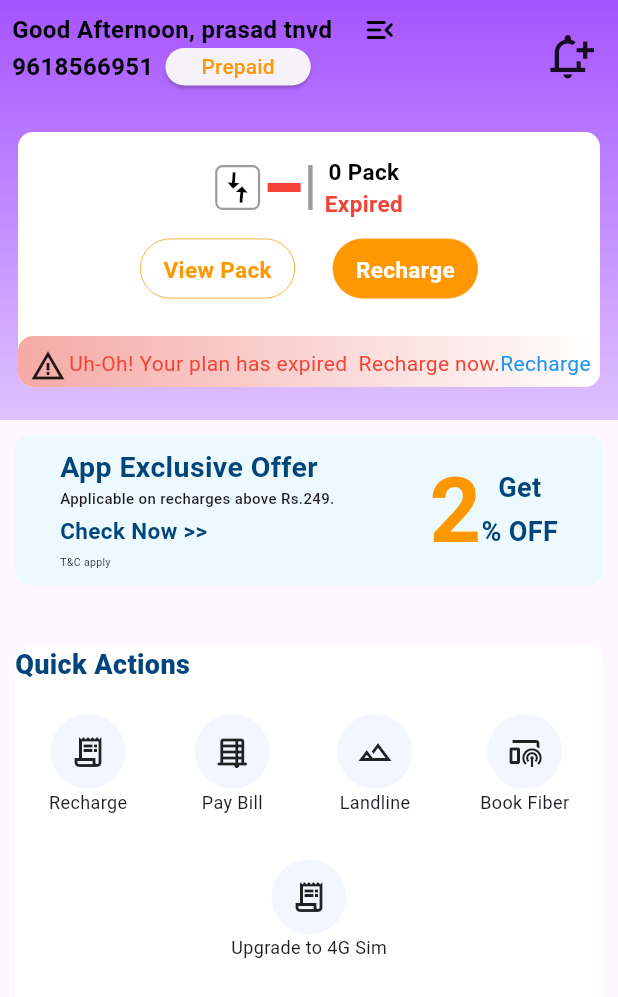
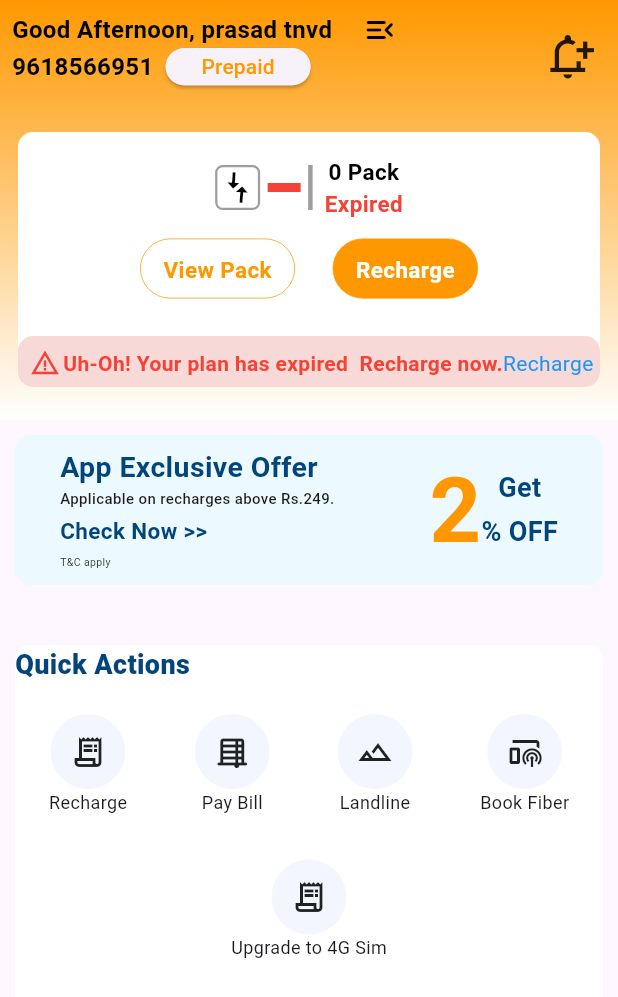
Before and after one commit to ShivaReddy54/BSNL-Screen, a Flutter app: the screen it shows after launch, on a phone screen of 412 x 824 dp. Shown: the top 997 px of the screen. Run offline on Flutter 3.47's test engine with Material 3 defaults, Android fonts, the phone set to English and light mode, and no system bars.

Commit message:
Added icons

```diff
--- a/lib/Screens/BSNL.dart
+++ b/lib/Screens/BSNL.dart
@@ -153,8 +153,8 @@ class BSNL extends StatelessWidget {
           begin: Alignment.topCenter,
           end: Alignment.bottomCenter,
           colors: [
-          Color.fromARGB(249,163,80,255),
-          Color.fromARGB(252,223,193,255)
+          Colors.orange,
+          Colors.white
         ])  ,
 
       ),
@@ -195,23 +195,25 @@ class BSNL extends StatelessWidget {
             width: double.infinity,
             height: 34,
             decoration: BoxDecoration(
-              gradient: LinearGradient(
-                begin: Alignment.centerLeft,
-                end: Alignment.centerRight,
-                colors: [
-                const Color.fromARGB(255, 245, 170, 165),
-                Colors.white
-              ]),
-              color: const Color.fromARGB(255, 245, 161, 155),
+              // gradient: LinearGradient(
+              //   begin: Alignment.centerLeft,
+              //   end: Alignment.centerRight,
+              //   colors: [
+              //   const Color.fromARGB(255, 245, 170, 165),
+              //   Colors.white
+              // ]),
+              color: const Color.fromARGB(255, 247, 217, 215),
+              // color: Color.fromARGB(253, 229, 227, 255),
               borderRadius: BorderRadius.circular(10)
             ),
             child: Padding(
               padding: const EdgeInsets.all(8.0),
               child: Row(
                 children: [
-                  Icon(Icons.warning_amber),
+                  Icon(Icons.warning_amber, color: Colors.red, size: 20,),
+
                   SizedBox(width: 2,),
-                  Text("Uh-Oh! Your plan has expired  Recharge now.", style: TextStyle(color: Colors.red),),
+                  Text("Uh-Oh! Your plan has expired  Recharge now.", style: TextStyle(color: Colors.red, fontWeight: FontWeight.w600),),
                   Spacer(),
                   Text("Recharge", style: TextStyle(color: Colors.blue),),
 
```
